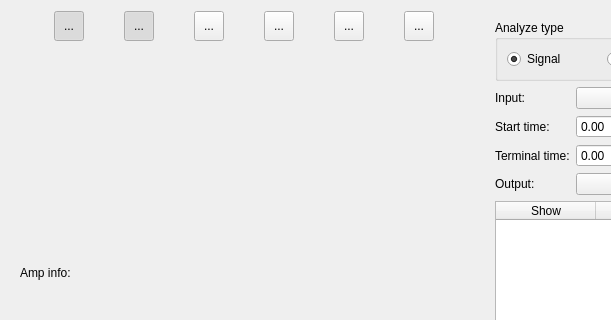
Before: the Qt Designer form Libs/PlotUnit/PlotUnitGraph/DFTDialog/dftdialog.ui in Scorpion1911/ServoDriveTech, drawn with Qt 5; both pictures show x 0 to 611 and y 0 to 320 of the 732 by 586 pixel window.
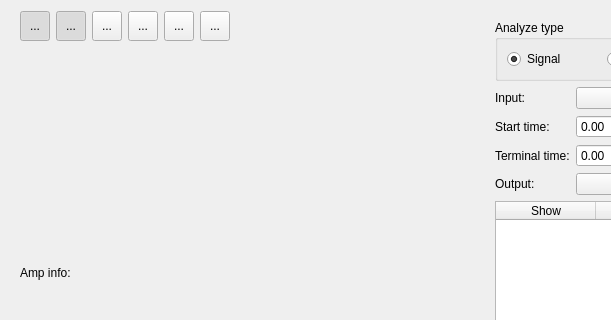
After: the same form once the commit is applied. Custom widgets are drawn as their Qt base class.

```diff
--- a/Libs/PlotUnit/PlotUnitGraph/DFTDialog/dftdialog.ui
+++ b/Libs/PlotUnit/PlotUnitGraph/DFTDialog/dftdialog.ui
@@ -391,6 +391,19 @@
            </property>
           </widget>
          </item>
+         <item>
+          <spacer name="horizontalSpacer">
+           <property name="orientation">
+            <enum>Qt::Horizontal</enum>
+           </property>
+           <property name="sizeHint" stdset="0">
+            <size>
+             <width>40</width>
+             <height>20</height>
+            </size>
+           </property>
+          </spacer>
+         </item>
         </layout>
        </widget>
       </item>
```
